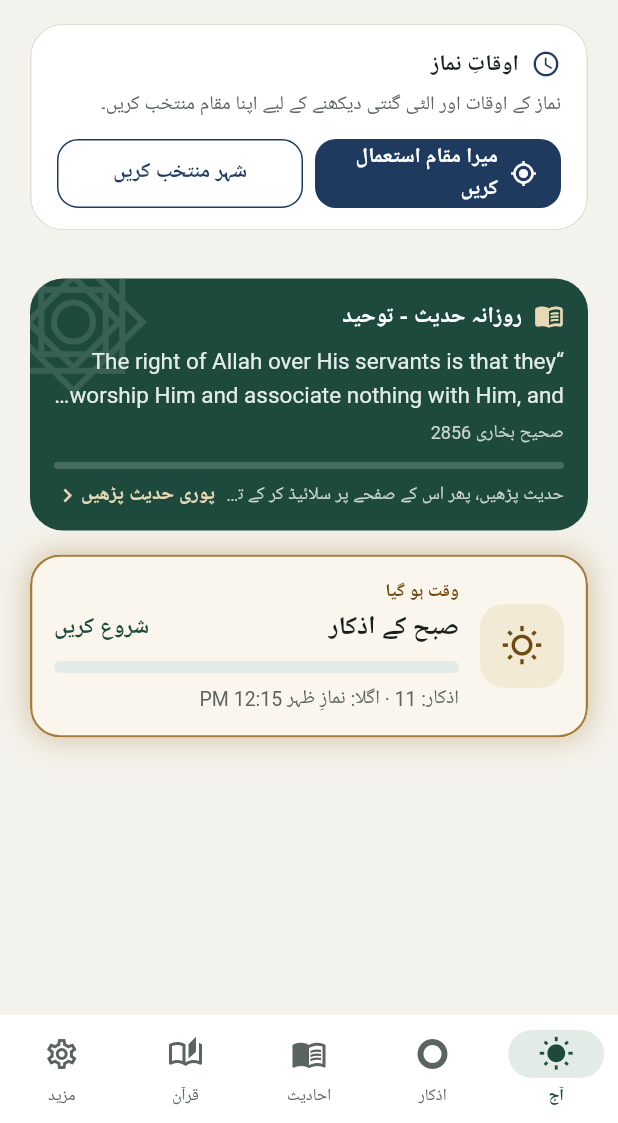
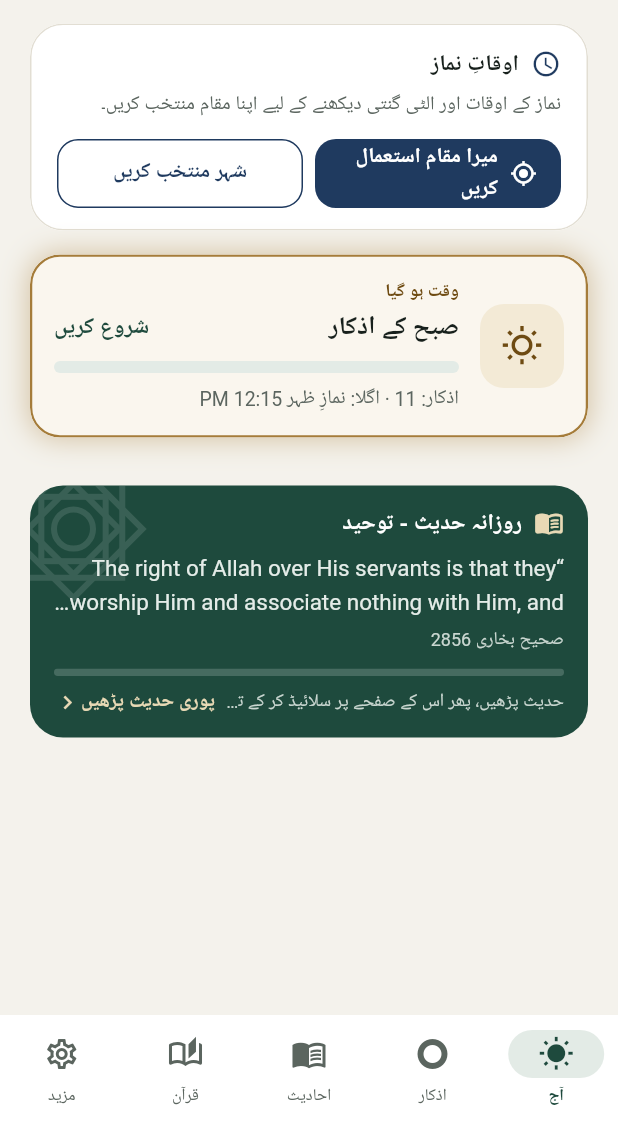
Before and after one commit to abdulla737/Alathar-app, a Flutter app: the screen it shows after launch, after a tap on "شروع کریں", on a phone screen of 412 x 824 dp, the part 113-1236 px from its top. Run offline on Flutter 3.47's test engine with Material 3 defaults, Android fonts, the phone set to English and light mode, and no system bars; our stand-ins replace flutter_local_notifications, flutter_tts, geolocator, google_fonts, just_audio, share_plus and 3 more; accounts and stored records are empty; Roboto replaces fonts that are missing (Ibm Plex Sans Arabic).

Commit message:
«حان الوقت»: unfinished athkar keep their progress (bar + «أتممت ٤ من ١١» / «أكمل») and resume where left; shared with the Athkar tab. Card moved above the Qur'an card
Co-Authored-By: Claude Opus 5.5 <noreply@anthropic.com>
Claude-Session: https://claude.ai/code/session_017iBFismne1oD1sNqHmW8go

```diff
--- a/lib/data/user_store.dart
+++ b/lib/data/user_store.dart
@@ -47,6 +47,10 @@ class UserStore extends ChangeNotifier {
   /// «حان الوقت» occasions marked done ("YYYY-MM-DD key"), the last few days.
   final List<String> _occasionsDone = [];
 
+  /// Athkar opened but not finished: the count of each dhikr, per sitting
+  /// ("YYYY-MM-DD morning", "YYYY-MM-DD after_dhuhr" …). Reopening resumes.
+  final Map<String, List<int>> _athkarProgress = {};
+
   static const _kFavorites = 'favorites';
   static const _kRead = 'hadith_read';
   static const _kBookDone = 'book_done_'; // + collection id
@@ -56,6 +60,7 @@ class UserStore extends ChangeNotifier {
   static const _kAthkarPrefix = 'athkar_done_';
   static const _kSeenPrefix = 'athkar_seen_';
   static const _kOccasions = 'occasions_done'; // ["2026-10-22 dhuhr", …]
+  static const _kAthkarProgress = 'athkar_progress'; // {"2026-10-22 morning": [3,1,0,…]}
 
   static String _dayKey(DateTime d) =>
       '${d.year}-${d.month.toString().padLeft(2, '0')}-${d.day.toString().padLeft(2, '0')}';
@@ -127,11 +132,35 @@ class UserStore extends ChangeNotifier {
     _occasionsDone
       ..clear()
       ..addAll(p.getStringList(_kOccasions) ?? const []);
+    _athkarProgress.clear();
+    try {
+      final raw = p.getString(_kAthkarProgress);
+      if (raw != null) {
+        (jsonDecode(raw) as Map).forEach((k, v) =>
+            _athkarProgress[k as String] = [for (final n in v as List) (n as num).toInt()]);
+      }
+    } catch (_) {}
     final seen = p.getStringList('$_kSeenPrefix$_today') ?? const [];
     _athkarSeenToday.addAll(seen.map(int.parse));
   }
 
   /// Opened today (tapped the card or the category).
+  /// Saved counts of an unfinished sitting (null = not started).
+  List<int>? athkarProgress(String key) => _athkarProgress[key];
+
+  void setAthkarProgress(String key, List<int> counts) {
+    _athkarProgress.remove(key); // re-insert last (newest)
+    _athkarProgress[key] = List.of(counts);
+    while (_athkarProgress.length > 30) {
+      _athkarProgress.remove(_athkarProgress.keys.first);
+    }
+    _prefs?.setString(_kAthkarProgress, jsonEncode(_athkarProgress));
+    notifyListeners();
+  }
+
+  /// "YYYY-MM-DD what" for today (or [day]).
+  static String sittingKey(String what, [DateTime? day]) => '${_dayKey(day ?? DateTime.now())} $what';
+
   /// A «حان الوقت» occasion (e.g. "2026-10-22 after_dhuhr") is done.
   bool occasionDone(String key) => _occasionsDone.contains(key);
 
--- a/lib/l10n/strings.dart
+++ b/lib/l10n/strings.dart
@@ -228,6 +228,8 @@ class S {
       'n_athkar': 'عدد الأذكار: {n}',
       'athkar_now': 'حان وقتها',
       'athkar_start': 'ابدأ',
+      'athkar_continue': 'أكمل',
+      'athkar_progress_n': 'أتممت {a} من {b}',
       'occ_now': 'حان الوقت',
       'occ_done': 'تمّ ✓',
       'occ_prayer': 'صلاة {p}',
@@ -579,6 +581,8 @@ class S {
       'n_athkar': '{n} athkar',
       'athkar_now': 'Time now',
       'athkar_start': 'Start',
+      'athkar_continue': 'Continue',
+      'athkar_progress_n': '{a} of {b} done',
       'occ_now': 'It\'s time',
       'occ_done': 'Done ✓',
       'occ_prayer': '{p} prayer',
@@ -930,6 +934,8 @@ class S {
       'n_athkar': '{n} اذکار',
       'athkar_now': 'اب وقت ہے',
       'athkar_start': 'شروع کریں',
+      'athkar_continue': 'جاری رکھیں',
+      'athkar_progress_n': '{b} میں سے {a} مکمل',
       'occ_now': 'وقت ہو گیا',
       'occ_done': 'مکمل ✓',
       'occ_prayer': 'نمازِ {p}',
--- a/lib/screens/athkar_screen.dart
+++ b/lib/screens/athkar_screen.dart
@@ -19,6 +19,8 @@ class AthkarScreen extends StatelessWidget {
       builder: (_) => AthkarCounterScreen(
         title: c.name.v,
         athkar: athkar,
+        // Same sitting as «حان الوقت» for morning / evening / sleep.
+        progressKey: UserStore.sittingKey(c.slug),
         onFinished: () => UserStore.instance.setAthkarDoneToday(c.id),
       ),
     ));
--- a/lib/widgets/time_now_card.dart
+++ b/lib/widgets/time_now_card.dart
@@ -5,6 +5,7 @@ import 'package:flutter/material.dart';
 import '../data/content_store.dart';
 import '../data/prayer_store.dart';
 import '../data/prayer_times.dart';
+import '../data/sample_data.dart';
 import '../data/user_store.dart';
 import '../l10n/strings.dart';
 import '../screens/athkar_counter_screen.dart';
@@ -147,6 +148,7 @@ class _TimeNowCardState extends State<TimeNowCard> with SingleTickerProviderStat
       builder: (_) => AthkarCounterScreen(
         title: _title(context, o),
         athkar: store.athkarIn(c.id),
+        progressKey: o.key,
         onFinished: () {
           UserStore.instance.setOccasionDone(o.key);
           if (_sameDay(o.day, DateTime.now())) UserStore.instance.setAthkarDoneToday(c.id);
@@ -188,10 +190,22 @@ class _TimeNowCardState extends State<TimeNowCard> with SingleTickerProviderStat
         final c = o.athkarSlug == null
             ? null
             : ContentStore.instance.athkarCategoryBySlug(o.athkarSlug!);
-        final count = c == null ? 0 : ContentStore.instance.athkarIn(c.id).length;
+        final list = c == null ? const <Dhikr>[] : ContentStore.instance.athkarIn(c.id);
+        final count = list.length;
+        // Athkar started but not finished: how many are done so far.
+        final saved = UserStore.instance.athkarProgress(o.key);
+        final finishedN = saved == null || saved.length != count
+            ? 0
+            : [for (var i = 0; i < count; i++) if (saved[i] >= list[i].count) i].length;
+        final started = !done && saved != null && saved.any((n) => n > 0);
         final first = o.kind == 'prayer'
             ? context.tr('occ_adhan', {'t': formatPrayerTime(context, o.start)})
-            : context.tr('athkar_count', {'n': count});
+            : done
+                ? context.tr('completed_n', {'a': count, 'b': count})
+                : started
+                    ? context.tr('athkar_progress_n', {'a': finishedN, 'b': count})
+                    : context.tr('athkar_count', {'n': count});
+        final progress = done ? 1.0 : (count == 0 ? 0.0 : finishedN / count);
         final status = [
           first,
           context.tr('occ_next',
@@ -219,7 +233,7 @@ class _TimeNowCardState extends State<TimeNowCard> with SingleTickerProviderStat
                         style: AppText.ui(
                             size: 15, weight: FontWeight.w700, color: AppColors.green)),
                   )
-                : Text(context.tr('athkar_start'),
+                : Text(context.tr(started ? 'athkar_continue' : 'athkar_start'),
                     style: AppText.ui(size: 15, weight: FontWeight.w700, color: AppColors.green));
 
         final body = Row(
@@ -255,7 +269,7 @@ class _TimeNowCardState extends State<TimeNowCard> with SingleTickerProviderStat
                     ],
                   ),
                   const SizedBox(height: 10),
-                  ProgressLine(value: done ? 1 : 0, height: 8),
+                  ProgressLine(value: progress, height: 8),
                   const SizedBox(height: 8),
                   Text(status,
                       maxLines: 1,
```
Also changed, not shown: lib/screens/athkar_counter_screen.dart (+35 -5 lines), lib/screens/today_screen.dart (+4 -3 lines).
